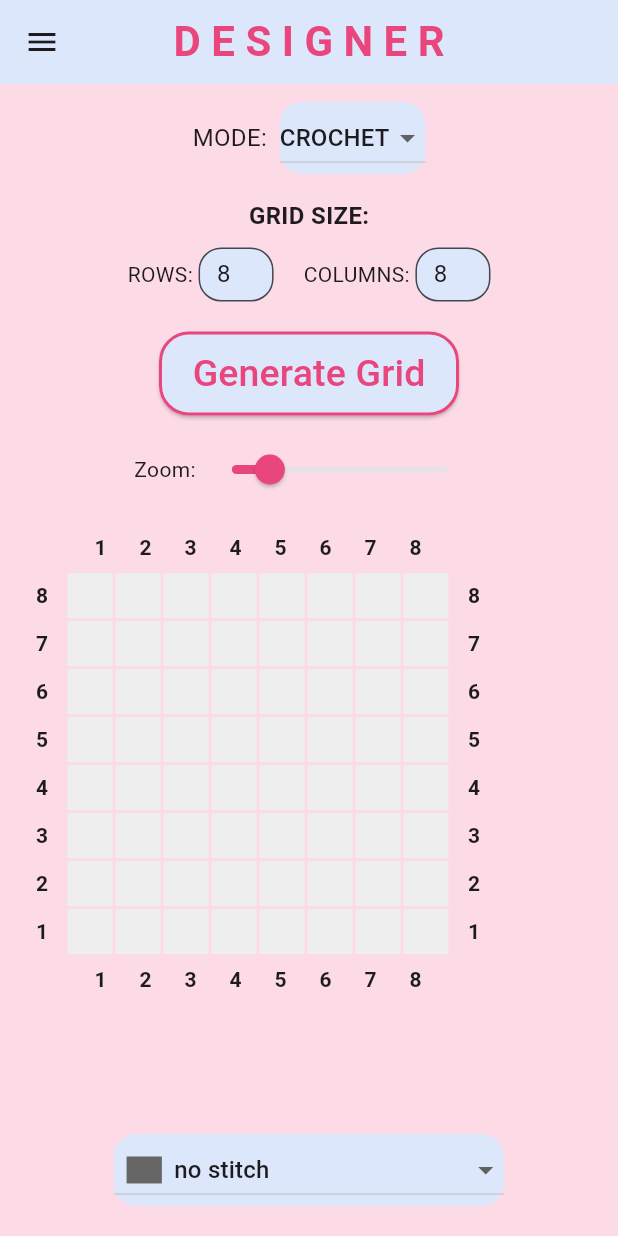
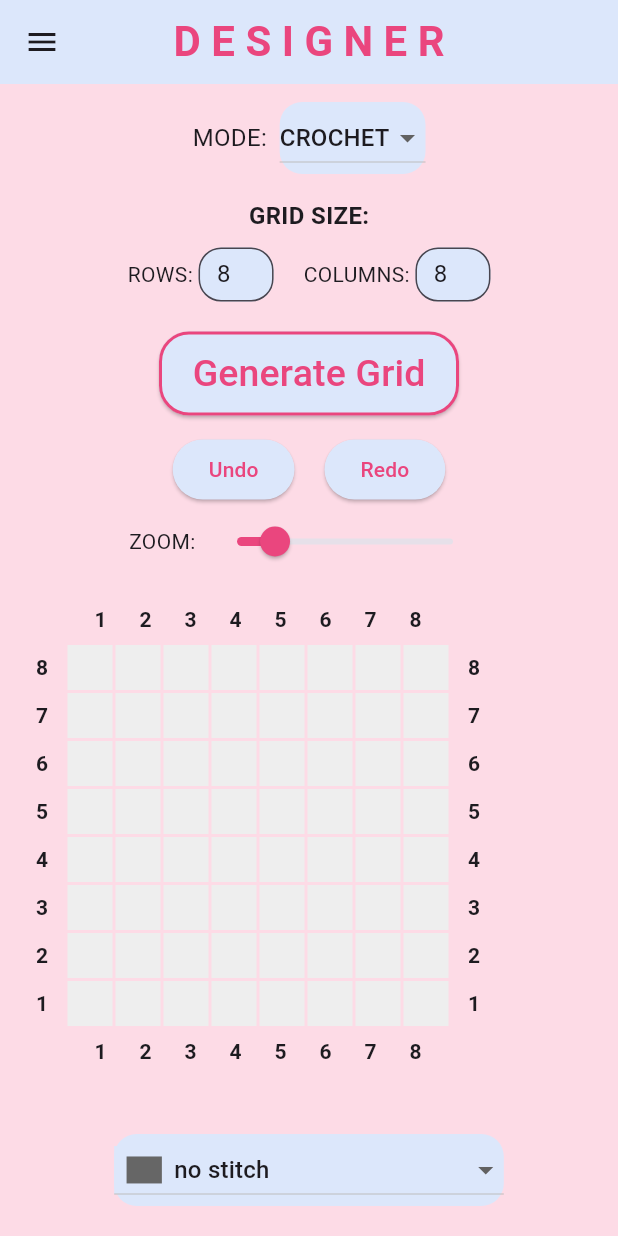
Before and after one commit to Ayesha-Jan/stitch-atlas, a Flutter app: the Designer screen opened by its route, after a tap on "Generate Grid", on a phone screen of 412 x 824 dp. Run offline on Flutter 3.47's test engine with Material 3 defaults, Android fonts, the phone set to English and light mode, and no system bars; our stand-ins replace flutter_colorpicker, flutter_svg.

Commit message:
Adding undo/redo buttons

```diff
--- a/lib/pages/designer.dart
+++ b/lib/pages/designer.dart
@@ -28,9 +28,22 @@ class _DesignerState extends State<Designer> {
   List<List<String>> grid = []; // 2D list to hold values (crochet_symbols or colors)
   String selectedSymbol = "no stitch"; // default stitch icon
 
-  Color selectedColor = Colors.pink[100]!;
-  List<Color> recentColors = [Colors.pink[100]!];
+  List<List<List<String>>> _undoStack = [];
+  List<List<List<String>>> _redoStack = [];
 
+  Color selectedColor = Colors.blue[100]!;
+  List<Color> recentColors = [Colors.blue[100]!];
+
+  // Converts a Color to a hex string like "#RRGGBB"
+  String colorToHex(Color color) {
+    return '#${color.value.toRadixString(16).padLeft(8, '0').substring(2).toUpperCase()}';
+  }
+
+  // Converts a hex string like "#RRGGBB" to a Color
+  Color hexToColor(String hex) {
+    hex = hex.replaceFirst('#', '');
+    return Color(int.parse('FF$hex', radix: 16));
+  }
 
   final List<Map<String, String>> crochetSymbols = [
     {"name": "chain", "file": "assets/crochet_symbols/ch.svg"},
@@ -89,18 +102,39 @@ class _DesignerState extends State<Designer> {
   void _handleCellTap(int row, int col) {
     if (row < 0 || row >= grid.length || col < 0 || col >= grid[row].length) return;
 
+    // Save current state for undo
+    _undoStack.add(grid.map((r) => List<String>.from(r)).toList());
+    _redoStack.clear(); // Clear redo stack on new action
+
     if (selectedMode == Mode.colour) {
-      final hex = '#${selectedColor.value.toRadixString(16).padLeft(8, '0')}';
-      grid[row][col] = hex;
+      grid[row][col] = colorToHex(selectedColor);  // Use helper here!
     } else {
       final symbolList = selectedMode == Mode.knit ? knitSymbols : crochetSymbols;
-      final symbol = symbolList.firstWhere((s) => s["name"] == selectedSymbol,
-        orElse: () => {"name": "no stitch"});
+      final symbol = symbolList.firstWhere(
+            (s) => s["name"] == selectedSymbol,
+        orElse: () => {"name": "no stitch"},
+      );
       grid[row][col] = symbol["name"]!;
     }
-
     setState(() {});
   }
+
+  void undo() {
+    if (_undoStack.isNotEmpty) {
+      _redoStack.add(grid.map((r) => List<String>.from(r)).toList());
+      grid = _undoStack.removeLast();
+      setState(() {});
+    }
+  }
+
+  void redo() {
+    if (_redoStack.isNotEmpty) {
+      _undoStack.add(grid.map((r) => List<String>.from(r)).toList());
+      grid = _redoStack.removeLast();
+      setState(() {});
+    }
+  }
+
 
   @override
   Widget build(BuildContext context) {
@@ -308,12 +342,36 @@ class _DesignerState extends State<Designer> {
 
               SizedBox(height: 12),
 
-              // GRID
+              // Zoom and undo/redo
               if (gridGenerated)
+                Column(
+                  children: [
                     Row(
                       mainAxisAlignment: MainAxisAlignment.center,
                       children: [
-                    Text("Zoom:"),
+                        ElevatedButton(
+                          onPressed: undo,
+                          child: Text("Undo"),
+                          style: ElevatedButton.styleFrom(
+                            backgroundColor: Color(0xFFDCE7FB),
+                            foregroundColor: Color(0xFFEA467E),
+                          ),
+                        ),
+                        SizedBox(width: 20),
+                        ElevatedButton(
+                          onPressed: redo,
+                          child: Text("Redo"),
+                          style: ElevatedButton.styleFrom(
+                            backgroundColor: Color(0xFFDCE7FB),
+                            foregroundColor: Color(0xFFEA467E),
+                          ),
+                        ),
+                      ],
+                    ),
+                    Row(
+                      mainAxisAlignment: MainAxisAlignment.center,
+                      children: [
+                        Text("ZOOM: "),
                         Slider(
                           value: zoom,
                           min: 0.2,
@@ -328,6 +386,8 @@ class _DesignerState extends State<Designer> {
                               _transformationController.value = Matrix4.identity()..scale(zoom);
                             });
                           },
+                        ),
+                      ],
                     ),
                   ],
                 ),
@@ -407,7 +467,7 @@ class _DesignerState extends State<Designer> {
                                                     width: cellSize,
                                                     height: cellSize,
                                                     decoration: BoxDecoration(
-                                                      color: Color(int.parse(symbolName.substring(1), radix: 16) + 0xFF000000),
+                                                      color: hexToColor(symbolName),
                                                     ),
                                                   );
                                                 }
```
Lines whose indentation alone changed are shown as unchanged.
